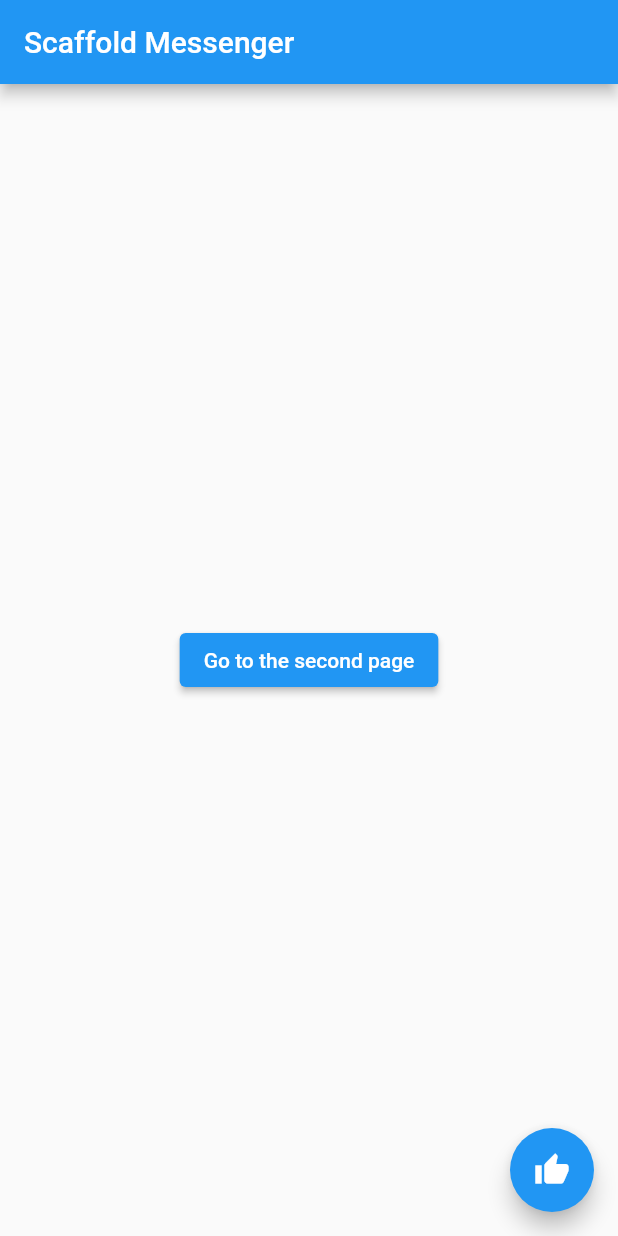
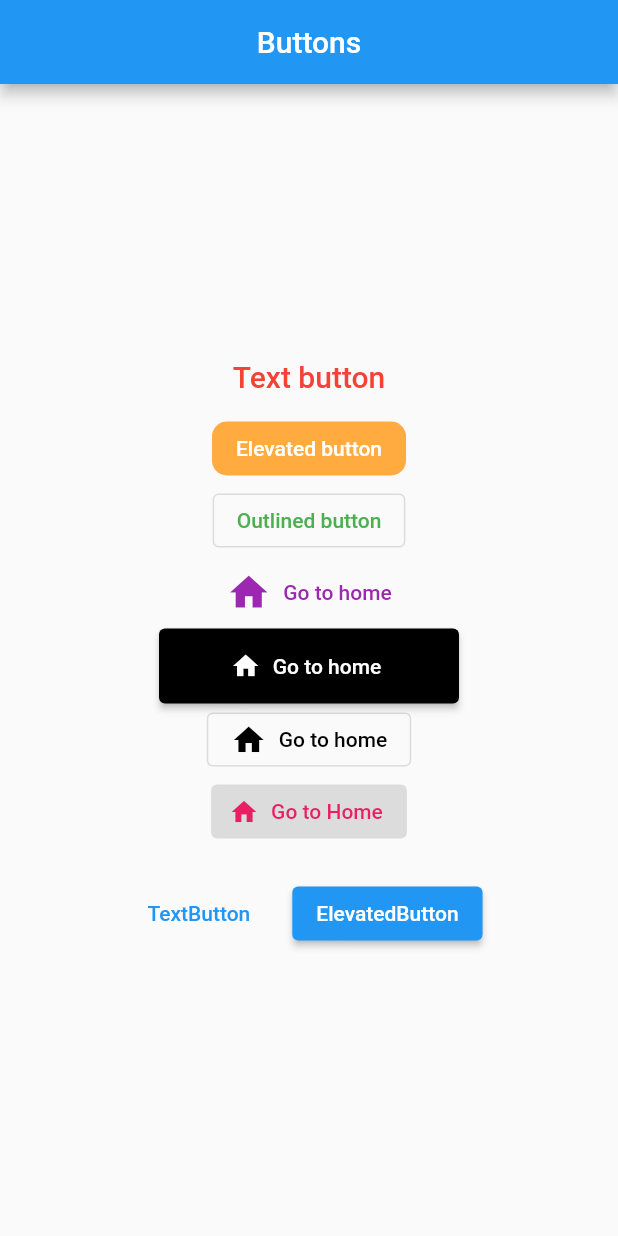
Before and after one commit to sdhong0609/flutter_practice, a Flutter app: the screen it shows after launch, on a phone screen of 412 x 824 dp. Run offline on Flutter 3.47's test engine with Material 2 defaults, Android fonts, the phone set to English and light mode, and no system bars.

Commit message:
practiced different buttons on flutter

```diff
--- a/lib/main.dart
+++ b/lib/main.dart
@@ -1,5 +1,3 @@
-import 'dart:html';
-
 import 'package:flutter/material.dart';
 
 void main() {
@@ -13,106 +11,116 @@ class MyApp extends StatelessWidget {
   Widget build(BuildContext context) {
     return MaterialApp(
       theme: ThemeData(primarySwatch: Colors.blue),
-      home: MyPage(),
+      home: MyButtons(),
     );
   }
 }
 
-class MyPage extends StatelessWidget {
-  const MyPage({Key? key}) : super(key: key);
+class MyButtons extends StatelessWidget {
+  const MyButtons({Key? key}) : super(key: key);
 
   @override
   Widget build(BuildContext context) {
     return Scaffold(
       appBar: AppBar(
-        title: Text('Scaffold Messenger'),
-      ),
-      body: HomeBody(),
-      floatingActionButton: FloatingActionButton(
-        child: Icon(Icons.thumb_up),
-        onPressed: () {
-          ScaffoldMessenger.of(context).showSnackBar(SnackBar(
-            content: Text('Like a new Snack bar!'),
-            duration: Duration(seconds: 5),
-            action: SnackBarAction(
-                label: 'Undo',
-                onPressed: () {
-                  Navigator.push(context,
-                      MaterialPageRoute(builder: (context) => ThirdPage()));
-                }),
-          ));
-        },
-      ),
-    );
-  }
-}
-
-class HomeBody extends StatelessWidget {
-  const HomeBody({Key? key}) : super(key: key);
-
-  @override
-  Widget build(BuildContext context) {
-    return Center(
-      child: ElevatedButton(
-        child: Text('Go to the second page'),
-        onPressed: () {
-          Navigator.push(
-              context, MaterialPageRoute(builder: (context) => SecondPage()));
-        },
-      ),
-    );
-  }
-}
-
-class SecondPage extends StatelessWidget {
-  const SecondPage({Key? key}) : super(key: key);
-
-  @override
-  Widget build(BuildContext context) {
-    return Scaffold(
-      appBar: AppBar(
-        title: Text('Second Page'),
+        title: Text('Buttons'),
+        centerTitle: true,
       ),
       body: Center(
-        child: Text(
-          '좋아요가 추가 되었습니다',
-          style: TextStyle(fontSize: 20.0, color: Colors.redAccent),
+        child: Column(
+          mainAxisAlignment: MainAxisAlignment.center,
+          children: [
+            TextButton(
+              onPressed: () {},
+              onLongPress: () {
+                print('text button');
+              },
+              child: Text('Text button', style: TextStyle(fontSize: 20.0)),
+              style: TextButton.styleFrom(
+                primary: Colors.red,
+                // backgroundColor: Colors.blue
+              ),
+            ),
+            ElevatedButton(
+              onPressed: () {
+                print('Elevated button');
+              },
+              child: Text('Elevated button'),
+              style: ElevatedButton.styleFrom(
+                  primary: Colors.orangeAccent,
+                  shape: RoundedRectangleBorder(
+                      borderRadius: BorderRadius.circular(10.0)),
+                  elevation: 0.0),
+            ),
+            OutlinedButton(
+              onPressed: () {
+                print('Outlined button');
+              },
+              child: Text('Outlined button'),
+              style: OutlinedButton.styleFrom(
+                primary: Colors.green,
+                // side: BorderSide(
+                //   color: Colors.black87,
+                //   width: 2.0
+                // )
+              ),
+            ),
+            TextButton.icon(
+              onPressed: () {
+                print('Icon button');
+              },
+              icon: Icon(
+                Icons.home,
+                size: 30.0,
+                // color: Colors.black87,
+              ),
+              label: Text('Go to home'),
+              style: TextButton.styleFrom(primary: Colors.purple),
+            ),
+            ElevatedButton.icon(
+              onPressed: () {
+                print('Elevated Icon button');
+              },
+              icon: Icon(
+                Icons.home,
+                size: 20,
+              ),
+              label: Text('Go to home'),
+              style: ElevatedButton.styleFrom(
+                  primary: Colors.black, minimumSize: Size(200, 50)),
+            ),
+            OutlinedButton.icon(
+              onPressed: () {
+                print('Outlined Icon button');
+              },
+              icon: Icon(Icons.home),
+              label: Text('Go to home'),
+              style: OutlinedButton.styleFrom(primary: Colors.black),
+            ),
+            ElevatedButton.icon(
+              onPressed: null,
+              icon: Icon(
+                Icons.home,
+                size: 20,
+              ),
+              label: Text('Go to Home'),
+              style: ElevatedButton.styleFrom(
+                primary: Colors.black,
+                onSurface: Colors.pink,
+                // minimumSize: Size(200, 50)
+              ),
+            ),
+            ButtonBar(
+              alignment: MainAxisAlignment.center,
+              buttonPadding: EdgeInsets.all(20),
+              children: [
+                TextButton(onPressed: () {}, child: Text("TextButton")),
+                ElevatedButton(onPressed: () {}, child: Text("ElevatedButton"))
+              ],
+            )
+          ],
         ),
       ),
     );
   }
 }
-
-class ThirdPage extends StatelessWidget {
-  @override
-  Widget build(BuildContext context) {
-    return ScaffoldMessenger(
-      child: Scaffold(
-        appBar: AppBar(
-          title: Text('Third Page'),
-        ),
-        body: Builder(builder: (context) {
-          return Center(
-            child: Column(
-              mainAxisAlignment: MainAxisAlignment.center,
-              children: [
-                Text(
-                  '좋아요를 취소하시겠습니까?',
-                  style: TextStyle(fontSize: 20.0, color: Colors.redAccent),
-                ),
-                ElevatedButton(
-                    onPressed: () {
-                      ScaffoldMessenger.of(context).showSnackBar(SnackBar(
-                        content: Text('좋아요가 취소되었습니다'),
-                        duration: Duration(seconds: 3),
-                      ));
-                    },
-                    child: Text('취소하기'))
-              ],
-            ),
-          );
-        }),
-      ),
-    );
-  }
-}
```
